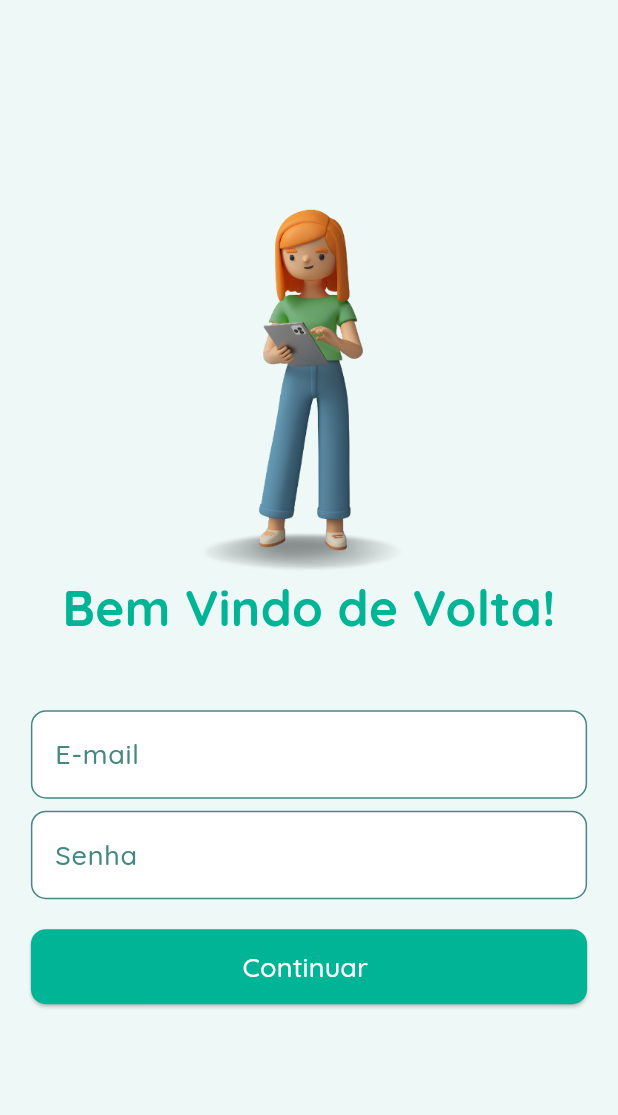
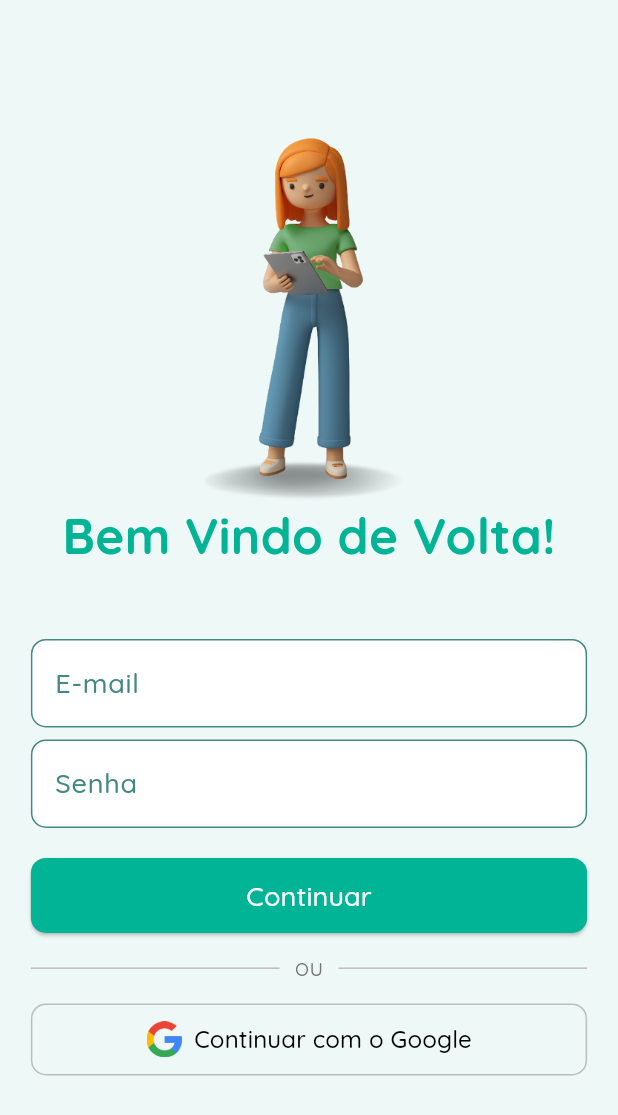
Before and after one commit to FirmianoGit/To-do-tasks-mobile-flutter, a Flutter app: the screen it shows after launch, after a tap on "Faça Login", on a phone screen of 412 x 824 dp. Shown: the top 1115 px of the screen. Run offline on Flutter 3.47's test engine with Material 3 defaults, Android fonts, the phone set to English and light mode, and no system bars; our stand-ins replace dio, freezed_annotation, go_router, shared_preferences.

Commit message:
feat: adição de botão para login com Google e melhorias na tela de login
- Adicionado botão "Continuar com o Google" na tela de login, com ícone e estilo apropriados.
- Configurado campo de senha para ocultar texto durante a digitação.
- Ajustado espaçamento e layout para melhor responsividade na tela de login.

```diff
--- a/financy/lib/ui/LoginView/widget/Widget/login_form_section.dart
+++ b/financy/lib/ui/LoginView/widget/Widget/login_form_section.dart
@@ -52,6 +52,7 @@ class _LoginFormSectionState extends State<LoginFormSection> {
                     }
                     return null;
                   },
+                  obscureText: true,
                   style: AppTextStyles.thinText.copyWith(color: Colors.black),
                 ),
               ],
@@ -59,7 +60,7 @@ class _LoginFormSectionState extends State<LoginFormSection> {
           ),
           const SizedBox(height: 20),
           SizedBox(
-            width: screenWidth ,
+            width: screenWidth,
             child: ElevatedButton(
               onPressed: () async {
                 final loginViewModel = Provider.of<LoginViewModel>(context, listen: false);
@@ -70,13 +71,11 @@ class _LoginFormSectionState extends State<LoginFormSection> {
 
                   final sucesso = await loginViewModel.login(email: email, senha: senha);
                   if (!mounted) return;
-                  print(sucesso);
                   if (!sucesso) {
                     ScaffoldMessenger.of(context).showSnackBar(
                       SnackBar(content: Text(loginViewModel.errorMessage ?? 'Erro ao fazer login')),
                     );
                   } else {
-                    // Após login validado, navegue para a tela de tasks sem precisar passar o user id
                     context.go(Routes.tasks);
                   }
                 }
@@ -86,11 +85,47 @@ class _LoginFormSectionState extends State<LoginFormSection> {
                 padding: const EdgeInsets.all(12),
                 backgroundColor: AppColors.green,
                 shape: RoundedRectangleBorder(borderRadius: BorderRadius.circular(10.0)),
-                enableFeedback: true,
               ),
               child: Text(
-                'Continuar ',
+                'Continuar',
                 style: AppTextStyles.buttonText.copyWith(color: AppColors.white, fontSize: 18),
+              ),
+            ),
+          ),
+          const SizedBox(height: 12),
+          Row(
+            children: [
+              Expanded(child: Divider(color: Colors.grey[400])),
+              Padding(
+                padding: const EdgeInsets.symmetric(horizontal: 10),
+                child: Text(
+                  'ou',
+                  style: AppTextStyles.thinText.copyWith(color: Colors.grey[600]),
+                ),
+              ),
+              Expanded(child: Divider(color: Colors.grey[400])),
+            ],
+          ),
+          const SizedBox(height: 12),
+          SizedBox(
+            width: screenWidth,
+            child: OutlinedButton.icon(
+              onPressed: () {
+                // TODO: Adicione aqui a lógica para login com Google
+              },
+              icon: Image.asset(
+                'assets/images/google_logo.png',
+                height: 24,
+                width: 24,
+              ),
+              label: Text(
+                'Continuar com o Google',
+                style: AppTextStyles.buttonText.copyWith(color: Colors.black, fontSize: 16),
+              ),
+              style: OutlinedButton.styleFrom(
+                padding: const EdgeInsets.all(12),
+                shape: RoundedRectangleBorder(borderRadius: BorderRadius.circular(10.0)),
+                side: BorderSide(color: Colors.grey[400]!),
               ),
             ),
           ),
--- a/financy/lib/ui/WelcomeView/welcome_page.dart
+++ b/financy/lib/ui/WelcomeView/welcome_page.dart
@@ -50,7 +50,7 @@ class WelcomePage extends StatelessWidget {
                 mainAxisAlignment: MainAxisAlignment.center,
                 children: [
                   const WelcomeText(),
-                  SizedBox(height: screenHeight * 0.02),
+                  SizedBox(height: screenHeight * 0.03),
                   WelcomeButton(screenWidth: screenWidth),
                   SizedBox(height: screenHeight * 0.01),
                   Row(
@@ -64,6 +64,7 @@ class WelcomePage extends StatelessWidget {
                       const FacaLoginButton(),
                     ],
                   ),
+                  SizedBox(height: screenHeight * 0.05),
                 ],
               ),
             ),
--- a/financy/pubspec.yaml
+++ b/financy/pubspec.yaml
@@ -45,6 +45,7 @@ flutter:
   # Correctly indented assets section
   assets:
     - assets/images/unifagoc_logo_verde.png
+    - assets/images/google_logo.png
     - assets/images/woman.png
     - assets/fonts/Quicksand-Regular.ttf
     - assets/images/unifagoc_logo.png
```
Also changed, not shown: financy/assets/images/google_logo.png (added).
